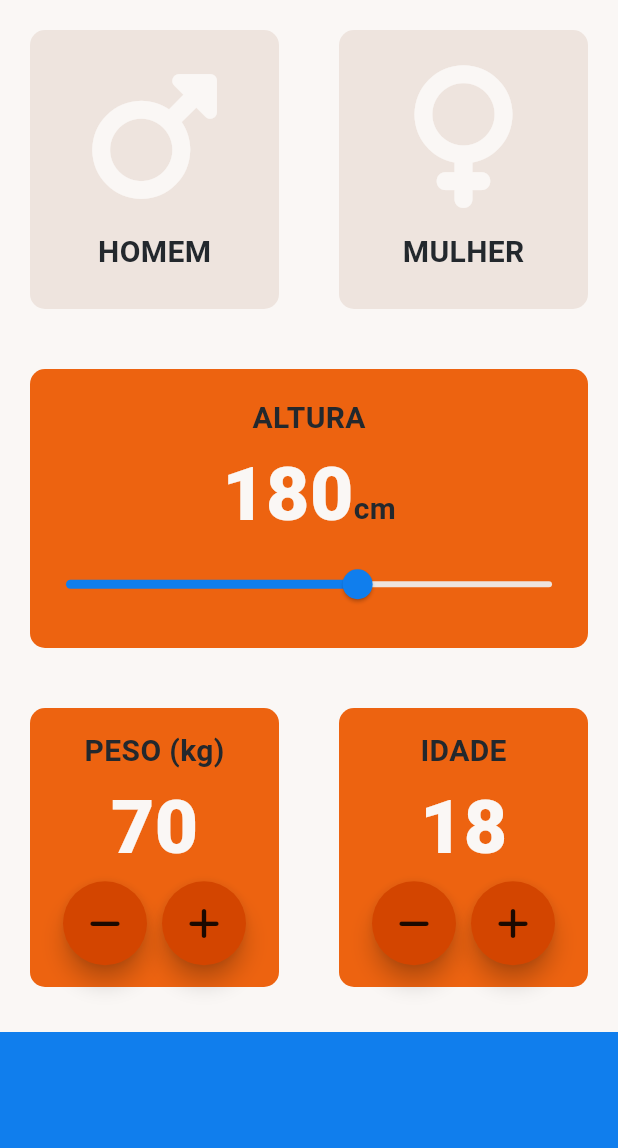
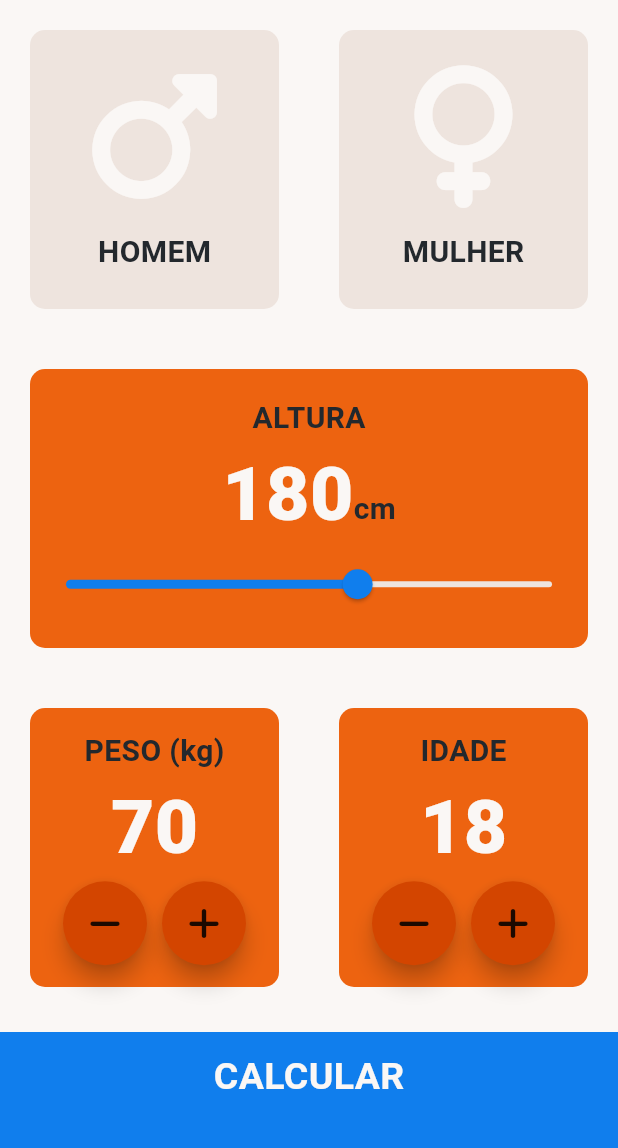
Before and after one commit to noellefranco/IMCerto, a Flutter app: the screen it shows after launch, on a phone screen of 412 x 824 dp, the part 84-1232 px from its top. Run offline on Flutter 3.47's test engine with Material 3 defaults, Android fonts, the light colour scheme and no system bars; our stand-ins replace font_awesome_flutter.

Commit message:
CHORE: reorganized project structure

```diff
--- /dev/null
+++ b/lib/components/calculate_button.dart
@@ -0,0 +1,33 @@
+// ignore_for_file: prefer_const_constructors, use_key_in_widget_constructors
+
+import 'package:flutter/material.dart';
+import 'package:imcerto/globals.dart';
+
+class CalculateButton extends StatelessWidget {
+  CalculateButton({required this.onClick, required this.buttonText});
+
+  final Function onClick;
+  final String buttonText;
+
+  @override
+  Widget build(BuildContext context) {
+    return GestureDetector(
+      onTap: () {
+        onClick();
+      },
+      child: Container(
+        color: kCalculateFooter,
+        margin: const EdgeInsets.only(top: 10.0),
+        padding: EdgeInsets.only(bottom: 20.0),
+        width: double.infinity,
+        height: 80.0,
+        child: Center(
+          child: Text(
+            buttonText.toUpperCase(),
+            style: kCalculateButtonStyle,
+          ),
+        ),
+      ),
+    );
+  }
+}
--- a/lib/icon_content.dart
+++ b/lib/components/icon_content.dart
@@ -1,7 +1,7 @@
 // ignore_for_file: use_key_in_widget_constructors, prefer_const_constructors_in_immutables, prefer_const_constructors
 
 import 'package:flutter/material.dart';
-import 'globals.dart';
+import 'package:imcerto/globals.dart';
 
 class IconContent extends StatelessWidget {
   IconContent({required this.icon, required this.gender});
--- /dev/null
+++ b/lib/components/rounded_buttons.dart
@@ -0,0 +1,25 @@
+import 'package:flutter/material.dart';
+
+class RoundedButton extends StatelessWidget {
+  RoundedButton({required this.icon, required this.handlePressed});
+
+  final IconData icon;
+  final Function handlePressed;
+
+  @override
+  Widget build(BuildContext context) {
+    return RawMaterialButton(
+      onPressed: () {
+        handlePressed();
+      },
+      elevation: 6.0,
+      constraints: BoxConstraints.tightFor(
+        width: 56.0,
+        height: 56.0,
+      ),
+      shape: CircleBorder(),
+      fillColor: Color(0xffd34500),
+      child: Icon(icon),
+    );
+  }
+}
--- a/lib/main.dart
+++ b/lib/main.dart
@@ -1,5 +1,5 @@
 import 'package:flutter/material.dart';
-import 'package:imcerto/home.dart';
+import 'package:imcerto/screens/home.dart';
 
 void main() {
   runApp(const MyApp());
--- a/lib/home.dart
+++ b/lib/screens/home.dart
@@ -2,9 +2,12 @@
 
 import 'package:flutter/material.dart';
 import 'package:font_awesome_flutter/font_awesome_flutter.dart';
-import 'default_card.dart';
-import 'icon_content.dart';
-import 'globals.dart';
+import 'package:imcerto/components/calculate_button.dart';
+import 'package:imcerto/components/default_card.dart';
+import 'package:imcerto/components/icon_content.dart';
+import 'package:imcerto/components/rounded_buttons.dart';
+import 'package:imcerto/globals.dart';
+import 'result_screen.dart';
 
 enum Sex {
   masc,
@@ -199,38 +202,19 @@ class _MyHomePageState extends State<MyHomePage> {
               ],
             ),
           ),
-          Container(
-            color: kCalculateFooter,
-            margin: const EdgeInsets.only(top: 10.0),
-            width: double.infinity,
-            height: 80.0,
-          )
+          CalculateButton(
+            buttonText: 'calcular',
+            onClick: () {
+              Navigator.push(
+                context,
+                MaterialPageRoute(
+                  builder: (context) => ResultScreen(),
+                ),
+              );
+            },
+          ),
         ],
       ),
     );
   }
 }
-
-class RoundedButton extends StatelessWidget {
-  RoundedButton({required this.icon, required this.handlePressed});
-
-  final IconData icon;
-  final Function handlePressed;
-
-  @override
-  Widget build(BuildContext context) {
-    return RawMaterialButton(
-      onPressed: () {
-        handlePressed();
-      },
-      elevation: 6.0,
-      constraints: BoxConstraints.tightFor(
-        width: 56.0,
-        height: 56.0,
-      ),
-      shape: CircleBorder(),
-      fillColor: Color(0xffd34500),
-      child: Icon(icon),
-    );
-  }
-}
```
Also changed, not shown: lib/globals.dart (+24 -0 lines), lib/screens/result_screen.dart (added, +52 -0 lines), lib/components/default_card.dart (renamed from lib/default_card.dart).
